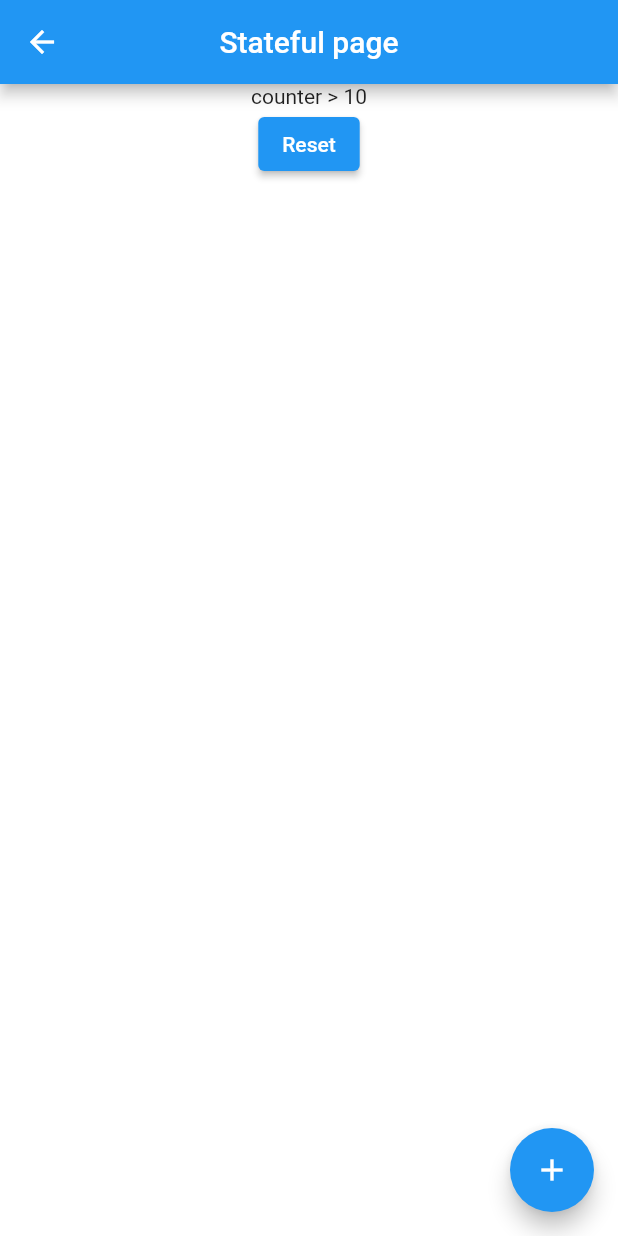
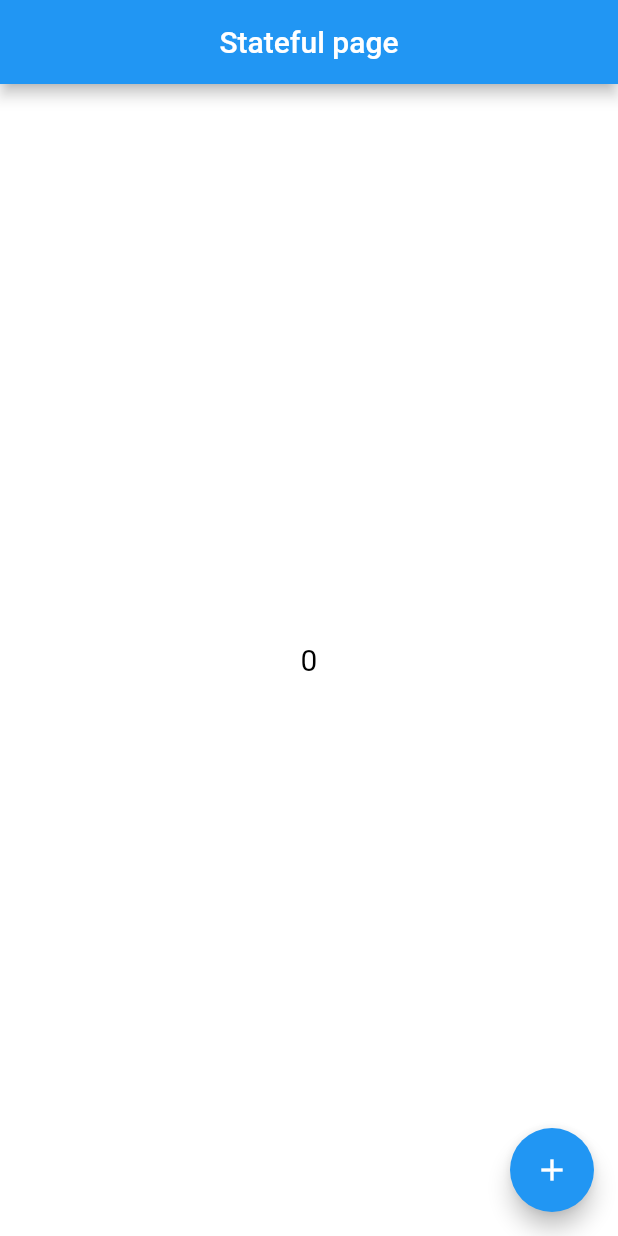
Before and after one commit to VladMezhuev/FirstFlutterApp, a Flutter app: the Stateful screen opened directly, on a phone screen of 412 x 824 dp. Run offline on Flutter 3.47's test engine with Material 2 defaults, Android fonts, the phone set to English and light mode, and no system bars.

Commit message:
fix stateful class

```diff
--- a/lib/main.dart
+++ b/lib/main.dart
@@ -2,7 +2,7 @@ import 'package:first_module_project/stateful_class.dart';
 import 'package:flutter/material.dart';
 
 void main() => runApp(
-  const MaterialApp(debugShowCheckedModeBanner: false, home: PhoneDetail())
+  const MaterialApp(debugShowCheckedModeBanner: false, home: Stateful())
 );
 
 class PhoneDetail extends StatelessWidget {
--- a/lib/stateful_class.dart
+++ b/lib/stateful_class.dart
@@ -25,21 +25,25 @@ class _StatefulState extends State<Stateful> {
         centerTitle: true,
       ),
       body: Center(
-        child: _counter > 10
-            ? TextCounter(counter: _counter)
+          child: _counter < 10
+              ? Text(
+                  '$_counter',
+                  style: const TextStyle(fontSize: 20, color: Colors.black),
+                )
               : Column(
+                  mainAxisAlignment: MainAxisAlignment.center,
+                  crossAxisAlignment: CrossAxisAlignment.center,
                   children: [
-                  const Text('counter > 10'),
+                    const Text('press button to reset'),
                     ElevatedButton(
                         onPressed: () {
                           setState(() {
                             _counter = 0;
                           });
                         },
-                      child: const Text('Reset')),
+                        child: const Text('Reset'))
                   ],
-              ),
-      ),
+                )),
       floatingActionButton: FloatingActionButton(
         child: const Icon(Icons.add),
         onPressed: () {
@@ -51,20 +55,3 @@ class _StatefulState extends State<Stateful> {
     );
   }
 }
-
-class TextCounter extends StatelessWidget {
-  const TextCounter({
-    Key? key,
-    required int counter,
-  }) : _counter = counter, super(key: key);
-
-  final int _counter;
-
-  @override
-  Widget build(BuildContext context) {
-    return Text(
-        '$_counter',
-        style: const TextStyle(fontSize: 20, color: Colors.black),
-      );
-  }
-}
```
Lines whose indentation alone changed are shown as unchanged.
